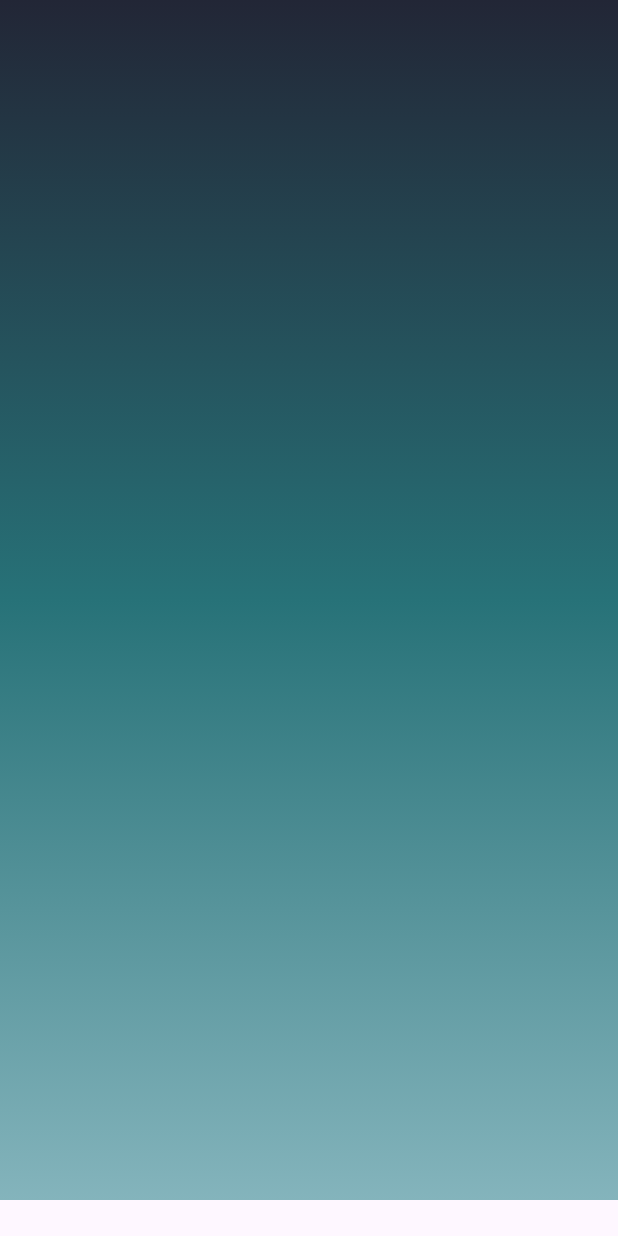
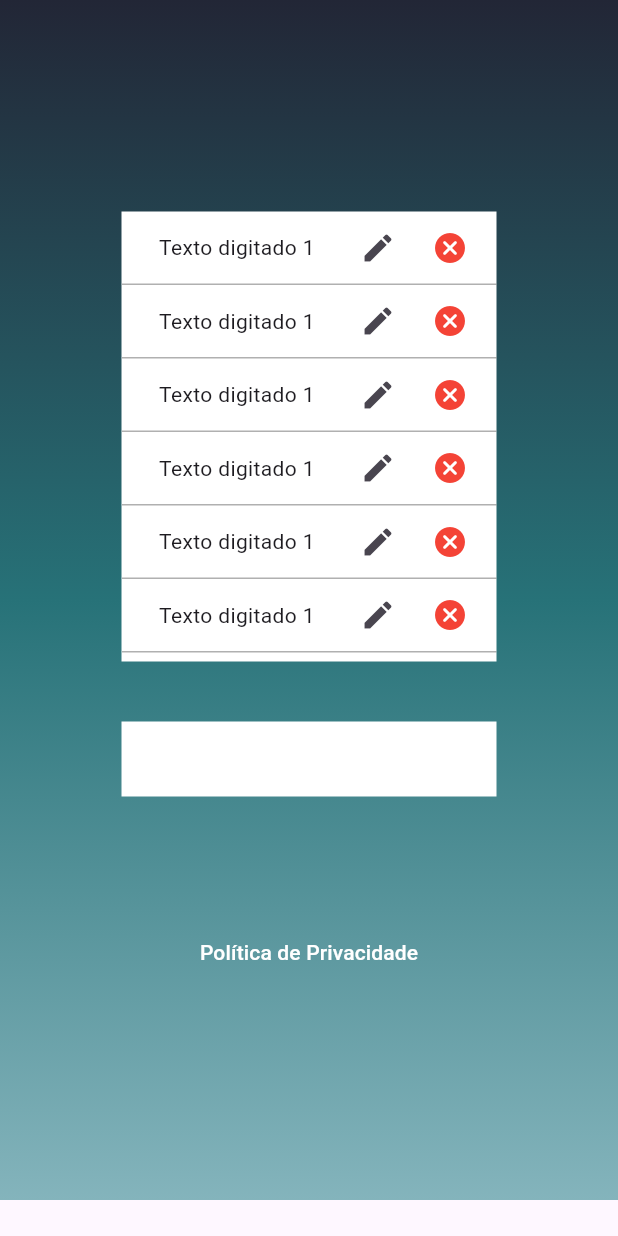
Before and after one commit to P3edr0/target_test, a Flutter app: the InfoPage screen opened directly, on a phone screen of 412 x 824 dp. Run offline on Flutter 3.47's test engine with Material 3 defaults, Android fonts, the phone set to English and light mode, and no system bars; our stand-ins replace dartz, mobx; generated files the repository leaves out were written again.

Commit message:
[WIP] Layout implements

```diff
--- a/lib/presentation/ui/controller/login_page_controller.dart
+++ b/lib/presentation/ui/controller/login_page_controller.dart
@@ -6,13 +6,10 @@ import 'package:target_test/presentation/ui/pages/info_page/info_page.dart';
 import 'package:target_test/utils/constants.dart';
 import 'package:url_launcher/url_launcher_string.dart';
 
-// Include generated file
 part 'login_page_controller.g.dart';
 
-// This is the class used by rest of your codebase
 class LoginPageController = LoginPageControllerBase with _$LoginPageController;
 
-// The store-class
 abstract class LoginPageControllerBase with Store {
   LoginPageControllerBase();
 
--- a/lib/presentation/ui/pages/info_page/info_page.dart
+++ b/lib/presentation/ui/pages/info_page/info_page.dart
@@ -1,4 +1,5 @@
 import 'package:flutter/material.dart';
+import 'package:target_test/presentation/ui/controller/login_page_controller.dart';
 import 'package:target_test/utils/constants.dart';
 
 class InfoPage extends StatefulWidget {
@@ -9,6 +10,8 @@ class InfoPage extends StatefulWidget {
 }
 
 class _InfoPageState extends State<InfoPage> {
+  final LoginPageController _loginPageController = LoginPageController();
+
   @override
   Widget build(BuildContext context) {
     return Scaffold(
@@ -28,10 +31,57 @@ class _InfoPageState extends State<InfoPage> {
                     ProjectColors().blue,
                   ]),
             ),
-            child: const Column(
+            child: Column(
               mainAxisAlignment: MainAxisAlignment.spaceEvenly,
               children: <Widget>[
-                Column(children: []),
+                Column(children: [
+                  Container(
+                      width: 250,
+                      height: 300,
+                      color: ProjectColors().white,
+                      child: ListView.separated(
+                        itemCount: 10,
+                        separatorBuilder: (_, values) => Container(
+                          color: ProjectColors().darkGrey.withOpacity(0.5),
+                          width: 220,
+                          height: 1,
+                        ),
+                        itemBuilder: (context, index) => Row(
+                          mainAxisAlignment: MainAxisAlignment.center,
+                          children: [
+                            const SizedBox(
+                                width: 140,
+                                child: Text(
+                                  'Texto digitado 1',
+                                  textAlign: TextAlign.center,
+                                )),
+                            IconButton(
+                                onPressed: () {}, icon: const Icon(Icons.edit)),
+                            IconButton(
+                                onPressed: () {},
+                                icon: Icon(
+                                  Icons.cancel_rounded,
+                                  color: ProjectColors().red,
+                                ))
+                          ],
+                        ),
+                      )),
+                  Container(
+                      margin: const EdgeInsets.only(top: 40, bottom: 80),
+                      width: 250,
+                      height: 50,
+                      color: ProjectColors().white),
+                  TextButton(
+                    child: Text(
+                      'Política de Privacidade',
+                      style: TextStyle(color: ProjectColors().white),
+                    ),
+                    onPressed: () async {
+                      _loginPageController.abrirLink(
+                          'https://www.google.com.br/', context);
+                    },
+                  ),
+                ]),
               ],
             ),
           ),
--- a/lib/utils/constants.dart
+++ b/lib/utils/constants.dart
@@ -10,4 +10,5 @@ class ProjectColors {
   Color green = const Color.fromRGBO(71, 189, 112, 1);
   Color white = Colors.white;
   Color darkGrey = Colors.grey[700]!;
+  Color red = Colors.red;
 }
```
